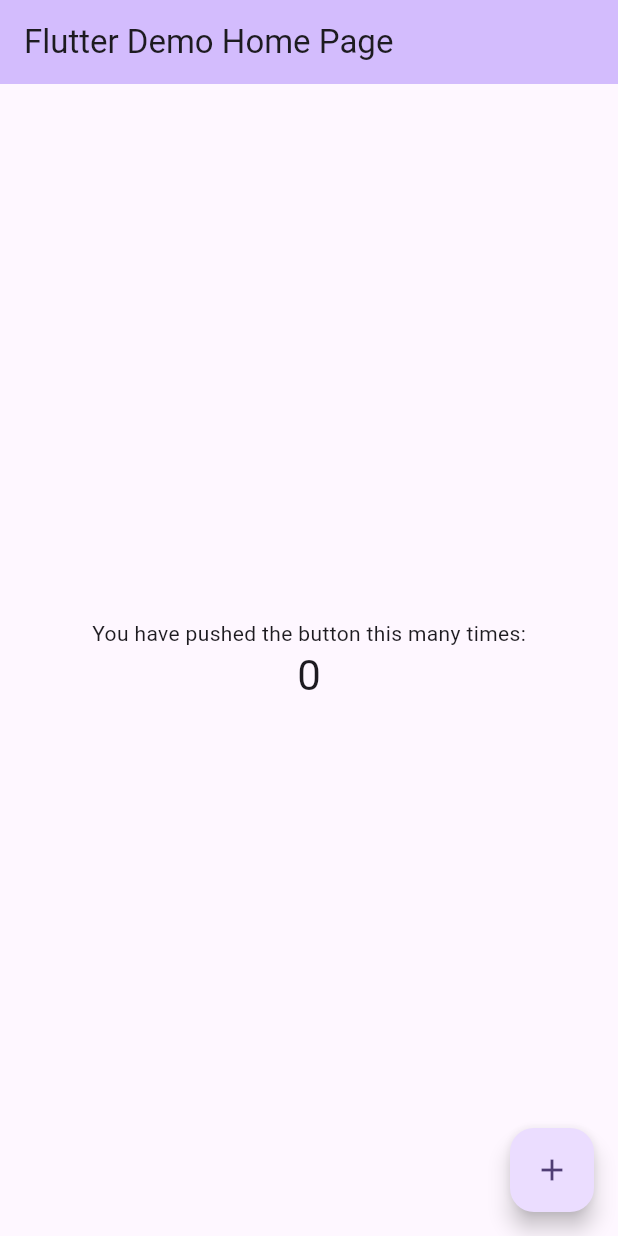
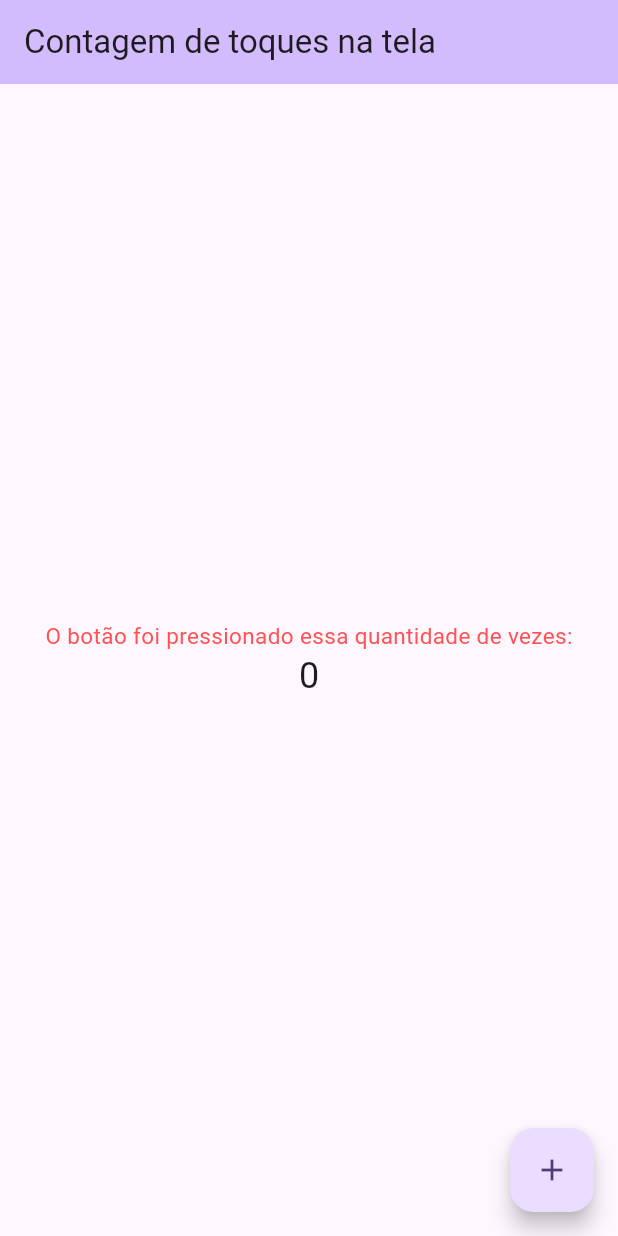
Before and after one commit to KennnedyRamos/meu-app-flutter, a Flutter app: the screen it shows after launch, on a phone screen of 412 x 824 dp. Run offline on Flutter 3.47's test engine with Material 2 defaults, Android fonts, the phone set to English and light mode, and no system bars.

Commit message:
Commit personalizado

```diff
--- a/appflutter/lib/main.dart
+++ b/appflutter/lib/main.dart
@@ -7,46 +7,21 @@ void main() {
 class MyApp extends StatelessWidget {
   const MyApp({super.key});
 
-  // This widget is the root of your application.
   @override
   Widget build(BuildContext context) {
     return MaterialApp(
-      title: 'Flutter Demo',
+      title: 'App Flutter',
       theme: ThemeData(
-        // This is the theme of your application.
-        //
-        // TRY THIS: Try running your application with "flutter run". You'll see
-        // the application has a blue toolbar. Then, without quitting the app,
-        // try changing the seedColor in the colorScheme below to Colors.green
-        // and then invoke "hot reload" (save your changes or press the "hot
-        // reload" button in a Flutter-supported IDE, or press "r" if you used
-        // the command line to start the app).
-        //
-        // Notice that the counter didn't reset back to zero; the application
-        // state is not lost during the reload. To reset the state, use hot
-        // restart instead.
-        //
-        // This works for code too, not just values: Most code changes can be
-        // tested with just a hot reload.
         colorScheme: ColorScheme.fromSeed(seedColor: Colors.deepPurple),
         useMaterial3: true,
       ),
-      home: const MyHomePage(title: 'Flutter Demo Home Page'),
+      home: const MyHomePage(title: 'Contagem de toques na tela'),
     );
   }
 }
 
 class MyHomePage extends StatefulWidget {
   const MyHomePage({super.key, required this.title});
-
-  // This widget is the home page of your application. It is stateful, meaning
-  // that it has a State object (defined below) that contains fields that affect
-  // how it looks.
-
-  // This class is the configuration for the state. It holds the values (in this
-  // case the title) provided by the parent (in this case the App widget) and
-  // used by the build method of the State. Fields in a Widget subclass are
-  // always marked "final".
 
   final String title;
 
@@ -59,58 +34,28 @@ class _MyHomePageState extends State<MyHomePage> {
 
   void _incrementCounter() {
     setState(() {
-      // This call to setState tells the Flutter framework that something has
-      // changed in this State, which causes it to rerun the build method below
-      // so that the display can reflect the updated values. If we changed
-      // _counter without calling setState(), then the build method would not be
-      // called again, and so nothing would appear to happen.
       _counter++;
     });
   }
 
   @override
   Widget build(BuildContext context) {
-    // This method is rerun every time setState is called, for instance as done
-    // by the _incrementCounter method above.
-    //
-    // The Flutter framework has been optimized to make rerunning build methods
-    // fast, so that you can just rebuild anything that needs updating rather
-    // than having to individually change instances of widgets.
     return Scaffold(
       appBar: AppBar(
-        // TRY THIS: Try changing the color here to a specific color (to
-        // Colors.amber, perhaps?) and trigger a hot reload to see the AppBar
-        // change color while the other colors stay the same.
         backgroundColor: Theme.of(context).colorScheme.inversePrimary,
-        // Here we take the value from the MyHomePage object that was created by
-        // the App.build method, and use it to set our appbar title.
         title: Text(widget.title),
       ),
       body: Center(
-        // Center is a layout widget. It takes a single child and positions it
-        // in the middle of the parent.
         child: Column(
-          // Column is also a layout widget. It takes a list of children and
-          // arranges them vertically. By default, it sizes itself to fit its
-          // children horizontally, and tries to be as tall as its parent.
-          //
-          // Column has various properties to control how it sizes itself and
-          // how it positions its children. Here we use mainAxisAlignment to
-          // center the children vertically; the main axis here is the vertical
-          // axis because Columns are vertical (the cross axis would be
-          // horizontal).
-          //
-          // TRY THIS: Invoke "debug painting" (choose the "Toggle Debug Paint"
-          // action in the IDE, or press "p" in the console), to see the
-          // wireframe for each widget.
           mainAxisAlignment: MainAxisAlignment.center,
           children: <Widget>[
             const Text(
-              'You have pushed the button this many times:',
+              'O botão foi pressionado essa quantidade de vezes:',
+              style: TextStyle(color: Colors.redAccent, fontSize: 15),
             ),
             Text(
               '$_counter',
-              style: Theme.of(context).textTheme.headlineMedium,
+              style: Theme.of(context).textTheme.headlineSmall,
             ),
           ],
         ),
@@ -119,7 +64,7 @@ class _MyHomePageState extends State<MyHomePage> {
         onPressed: _incrementCounter,
         tooltip: 'Increment',
         child: const Icon(Icons.add),
-      ), // This trailing comma makes auto-formatting nicer for build methods.
+      ),
     );
   }
 }
```
